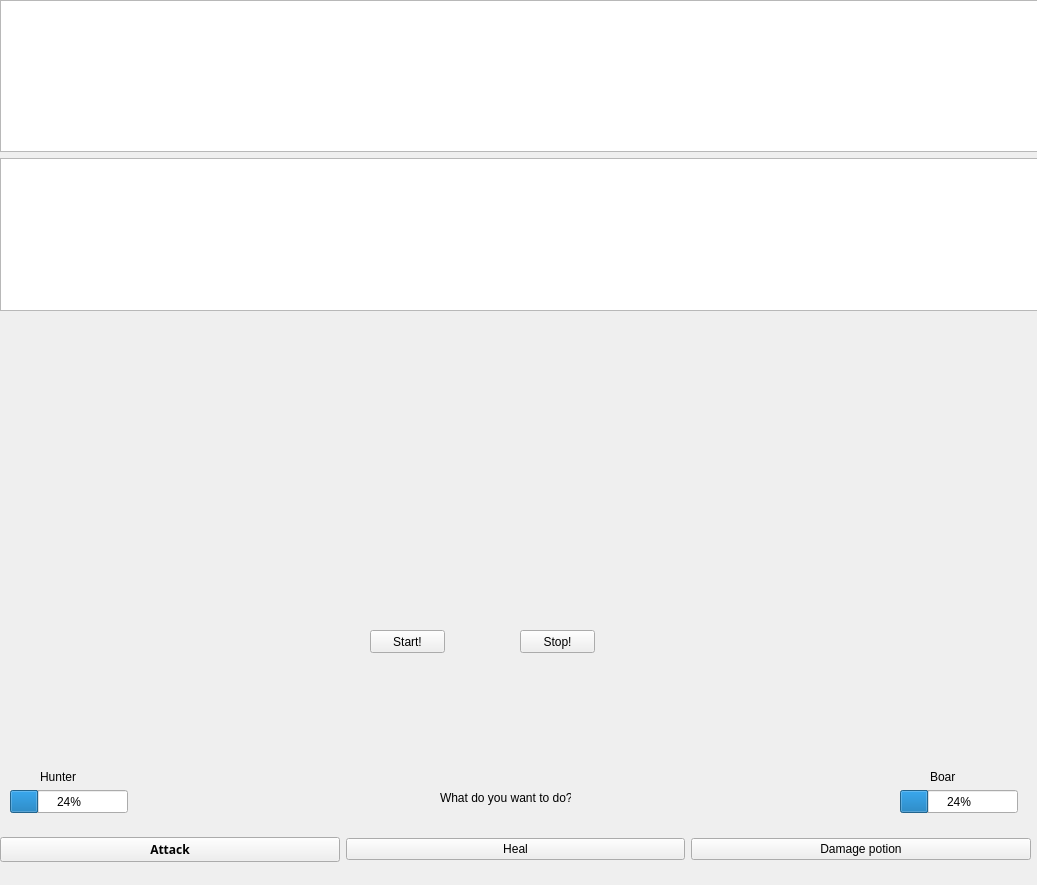
Qt form Game/HunterVsBoar.ui (davidrichard310501/Side-project-Game) before a commit.
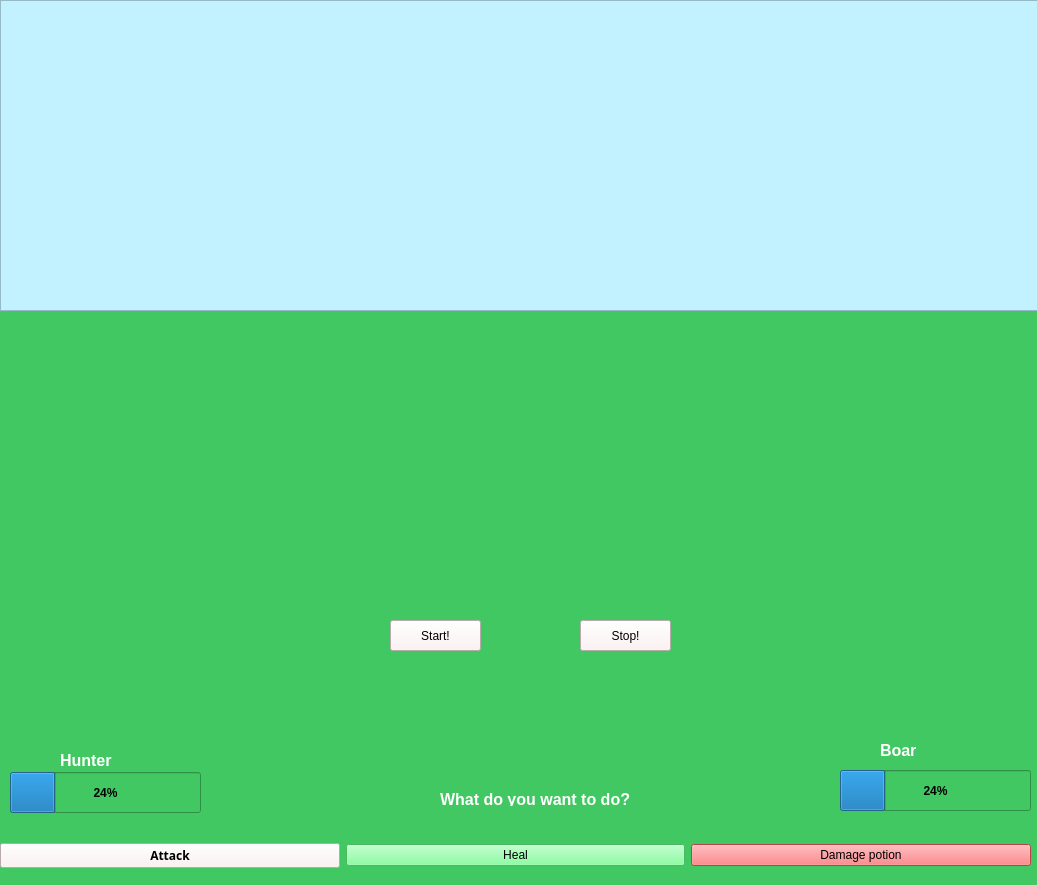
The same form after that commit. Icons and pictures are not drawn.

What changed in the file:
```diff
--- a/Game/HunterVsBoar.ui
+++ b/Game/HunterVsBoar.ui
@@ -10,16 +10,110 @@
     <height>885</height>
    </rect>
   </property>
+  <property name="palette">
+   <palette>
+    <active>
+     <colorrole role="Button">
+      <brush brushstyle="SolidPattern">
+       <color alpha="255">
+        <red>66</red>
+        <green>200</green>
+        <blue>98</blue>
+       </color>
+      </brush>
+     </colorrole>
+     <colorrole role="Base">
+      <brush brushstyle="SolidPattern">
+       <color alpha="255">
+        <red>66</red>
+        <green>200</green>
+        <blue>98</blue>
+       </color>
+      </brush>
+     </colorrole>
+     <colorrole role="Window">
+      <brush brushstyle="SolidPattern">
+       <color alpha="255">
+        <red>66</red>
+        <green>200</green>
+        <blue>98</blue>
+       </color>
+      </brush>
+     </colorrole>
+    </active>
+    <inactive>
+     <colorrole role="Button">
+      <brush brushstyle="SolidPattern">
+       <color alpha="255">
+        <red>66</red>
+        <green>200</green>
+        <blue>98</blue>
+       </color>
+      </brush>
+     </colorrole>
+     <colorrole role="Base">
+      <brush brushstyle="SolidPattern">
+       <color alpha="255">
+        <red>66</red>
+        <green>200</green>
+        <blue>98</blue>
+       </color>
+      </brush>
+     </colorrole>
+     <colorrole role="Window">
+      <brush brushstyle="SolidPattern">
+       <color alpha="255">
+        <red>66</red>
+        <green>200</green>
+        <blue>98</blue>
+       </color>
+      </brush>
+     </colorrole>
+    </inactive>
+    <disabled>
+     <colorrole role="Button">
+      <brush brushstyle="SolidPattern">
+       <color alpha="255">
+        <red>66</red>
+        <green>200</green>
+        <blue>98</blue>
+       </color>
+      </brush>
+     </colorrole>
+     <colorrole role="Base">
+      <brush brushstyle="SolidPattern">
+       <color alpha="255">
+        <red>66</red>
+        <green>200</green>
+        <blue>98</blue>
+       </color>
+      </brush>
+     </colorrole>
+     <colorrole role="Window">
+      <brush brushstyle="SolidPattern">
+       <color alpha="255">
+        <red>66</red>
+        <green>200</green>
+        <blue>98</blue>
+       </color>
+      </brush>
+     </colorrole>
+    </disabled>
+   </palette>
+  </property>
   <property name="windowTitle">
    <string>Hunter vs Boar</string>
   </property>
+  <property name="styleSheet">
+   <string notr="true">background-color: rgb(66, 200, 98)</string>
+  </property>
   <widget class="QWidget" name="horizontalLayoutWidget">
    <property name="geometry">
     <rect>
      <x>0</x>
      <y>819</y>
      <width>1031</width>
-     <height>61</height>
+     <height>73</height>
     </rect>
    </property>
    <layout class="QHBoxLayout" name="horizontalLayout">
@@ -32,6 +126,9 @@
         <bold>true</bold>
        </font>
       </property>
+      <property name="styleSheet">
+       <string notr="true">background-color: rgb(255, 238, 239)</string>
+      </property>
       <property name="text">
        <string>Attack</string>
       </property>
@@ -39,6 +136,100 @@
     </item>
     <item>
      <widget class="QPushButton" name="heal_btn">
+      <property name="palette">
+       <palette>
+        <active>
+         <colorrole role="Button">
+          <brush brushstyle="SolidPattern">
+           <color alpha="255">
+            <red>107</red>
+            <green>255</green>
+            <blue>137</blue>
+           </color>
+          </brush>
+         </colorrole>
+         <colorrole role="Base">
+          <brush brushstyle="SolidPattern">
+           <color alpha="255">
+            <red>107</red>
+            <green>255</green>
+            <blue>137</blue>
+           </color>
+          </brush>
+         </colorrole>
+         <colorrole role="Window">
+          <brush brushstyle="SolidPattern">
+           <color alpha="255">
+            <red>107</red>
+            <green>255</green>
+            <blue>137</blue>
+           </color>
+          </brush>
+         </colorrole>
+        </active>
+        <inactive>
+         <colorrole role="Button">
+          <brush brushstyle="SolidPattern">
+           <color alpha="255">
+            <red>107</red>
+            <green>255</green>
+            <blue>137</blue>
+           </color>
+          </brush>
+         </colorrole>
+         <colorrole role="Base">
+          <brush brushstyle="SolidPattern">
+           <color alpha="255">
+            <red>107</red>
+            <green>255</green>
+            <blue>137</blue>
+           </color>
+          </brush>
+         </colorrole>
+         <colorrole role="Window">
+          <brush brushstyle="SolidPattern">
+           <color alpha="255">
+            <red>107</red>
+            <green>255</green>
+            <blue>137</blue>
+           </color>
+          </brush>
+         </colorrole>
+        </inactive>
+        <disabled>
+         <colorrole role="Button">
+          <brush brushstyle="SolidPattern">
+           <color alpha="255">
+            <red>107</red>
+            <green>255</green>
+            <blue>137</blue>
+           </color>
+          </brush>
+         </colorrole>
+         <colorrole role="Base">
+          <brush brushstyle="SolidPattern">
+           <color alpha="255">
+            <red>107</red>
+            <green>255</green>
+            <blue>137</blue>
+           </color>
+          </brush>
+         </colorrole>
+         <colorrole role="Window">
+          <brush brushstyle="SolidPattern">
+           <color alpha="255">
+            <red>107</red>
+            <green>255</green>
+            <blue>137</blue>
+           </color>
+          </brush>
+         </colorrole>
+        </disabled>
+       </palette>
+      </property>
+      <property name="styleSheet">
+       <string notr="true">background-color: rgb(107, 255, 137)</string>
+      </property>
       <property name="text">
        <string>Heal</string>
       </property>
@@ -49,6 +240,9 @@
     </item>
     <item>
      <widget class="QPushButton" name="dmg_btn">
+      <property name="styleSheet">
+       <string notr="true">background-color: rgb(255, 93, 96)</string>
+      </property>
       <property name="text">
        <string>Damage potion</string>
       </property>
@@ -67,10 +261,19 @@
    </property>
    <layout class="QVBoxLayout" name="verticalLayout">
     <item>
-     <widget class="QTextBrowser" name="textBrowser_2"/>
-    </item>
-    <item>
-     <widget class="QTextBrowser" name="textBrowser_1"/>
+     <widget class="QTextBrowser" name="textBrowser">
+      <property name="styleSheet">
+       <string notr="true">background-color: rgb(194, 241, 255)
+</string>
+      </property>
+      <property name="html">
+       <string>&lt;!DOCTYPE HTML PUBLIC &quot;-//W3C//DTD HTML 4.0//EN&quot; &quot;http://www.w3.org/TR/REC-html40/strict.dtd&quot;&gt;
+&lt;html&gt;&lt;head&gt;&lt;meta name=&quot;qrichtext&quot; content=&quot;1&quot; /&gt;&lt;style type=&quot;text/css&quot;&gt;
+p, li { white-space: pre-wrap; }
+&lt;/style&gt;&lt;/head&gt;&lt;body style=&quot; font-family:'MS Shell Dlg 2'; font-size:8.25pt; font-weight:400; font-style:normal;&quot;&gt;
+&lt;p style=&quot;-qt-paragraph-type:empty; margin-top:0px; margin-bottom:0px; margin-left:0px; margin-right:0px; -qt-block-indent:0; text-indent:0px; font-size:12pt;&quot;&gt;&lt;br /&gt;&lt;/p&gt;&lt;/body&gt;&lt;/html&gt;</string>
+      </property>
+     </widget>
     </item>
    </layout>
   </widget>
@@ -79,23 +282,32 @@
     <rect>
      <x>440</x>
      <y>790</y>
-     <width>131</width>
+     <width>211</width>
      <height>16</height>
     </rect>
    </property>
+   <property name="styleSheet">
+    <string notr="true">background-color: none</string>
+   </property>
    <property name="text">
-    <string>What do you want to do?</string>
+    <string>&lt;html&gt;&lt;head/&gt;&lt;body&gt;&lt;p&gt;&lt;span style=&quot; font-size:12pt; font-weight:600; color:#ffffff;&quot;&gt;What do you want to do?&lt;/span&gt;&lt;/p&gt;&lt;/body&gt;&lt;/html&gt;</string>
    </property>
   </widget>
   <widget class="QProgressBar" name="hp_hunter">
    <property name="geometry">
     <rect>
      <x>10</x>
-     <y>790</y>
-     <width>118</width>
-     <height>23</height>
+     <y>772</y>
+     <width>191</width>
+     <height>41</height>
     </rect>
    </property>
+   <property name="font">
+    <font>
+     <weight>75</weight>
+     <bold>true</bold>
+    </font>
+   </property>
    <property name="value">
     <number>24</number>
    </property>
@@ -103,25 +315,35 @@
   <widget class="QLabel" name="label_2">
    <property name="geometry">
     <rect>
-     <x>40</x>
-     <y>770</y>
-     <width>47</width>
-     <height>13</height>
+     <x>60</x>
+     <y>750</y>
+     <width>61</width>
+     <height>21</height>
     </rect>
    </property>
+   <property name="styleSheet">
+    <string notr="true">background-color: none</string>
+   </property>
    <property name="text">
-    <string>Hunter</string>
+    <string>&lt;html&gt;&lt;head/&gt;&lt;body&gt;&lt;p&gt;&lt;span style=&quot; font-size:12pt; font-weight:600; color:#ffffff;&quot;&gt;Hunter&lt;/span&gt;&lt;/p&gt;&lt;/body&gt;&lt;/html&gt;</string>
    </property>
   </widget>
   <widget class="QProgressBar" name="hp_boar">
    <property name="geometry">
     <rect>
-     <x>900</x>
-     <y>790</y>
-     <width>118</width>
-     <height>23</height>
+     <x>840</x>
+     <y>770</y>
+     <width>191</width>
+     <height>41</height>
     </rect>
    </property>
+   <property name="font">
+    <font>
+     <weight>75</weight>
+     <italic>false</italic>
+     <bold>true</bold>
+    </font>
+   </property>
    <property name="value">
     <number>24</number>
    </property>
@@ -129,25 +351,31 @@
   <widget class="QLabel" name="label_3">
    <property name="geometry">
     <rect>
-     <x>930</x>
-     <y>770</y>
+     <x>880</x>
+     <y>740</y>
      <width>47</width>
-     <height>13</height>
+     <height>21</height>
     </rect>
    </property>
+   <property name="styleSheet">
+    <string notr="true">background-color: none</string>
+   </property>
    <property name="text">
-    <string>Boar</string>
+    <string>&lt;html&gt;&lt;head/&gt;&lt;body&gt;&lt;p&gt;&lt;span style=&quot; font-size:12pt; font-weight:600; color:#ffffff;&quot;&gt;Boar&lt;/span&gt;&lt;/p&gt;&lt;/body&gt;&lt;/html&gt;</string>
    </property>
   </widget>
   <widget class="QPushButton" name="start_btn">
    <property name="geometry">
     <rect>
-     <x>370</x>
-     <y>630</y>
-     <width>75</width>
-     <height>23</height>
+     <x>390</x>
+     <y>620</y>
+     <width>91</width>
+     <height>31</height>
     </rect>
    </property>
+   <property name="styleSheet">
+    <string notr="true">background-color : rgb(255, 238, 239)</string>
+   </property>
    <property name="text">
     <string>Start!</string>
    </property>
@@ -155,16 +383,36 @@
   <widget class="QPushButton" name="stop_btn">
    <property name="geometry">
     <rect>
-     <x>520</x>
-     <y>630</y>
-     <width>75</width>
-     <height>23</height>
+     <x>580</x>
+     <y>620</y>
+     <width>91</width>
+     <height>31</height>
     </rect>
    </property>
+   <property name="styleSheet">
+    <string notr="true">background-color : rgb(255, 238, 239)</string>
+   </property>
    <property name="text">
     <string>Stop!</string>
    </property>
   </widget>
+  <widget class="QLabel" name="label_4">
+   <property name="geometry">
+    <rect>
+     <x>290</x>
+     <y>340</y>
+     <width>481</width>
+     <height>261</height>
+    </rect>
+   </property>
+   <property name="styleSheet">
+    <string notr="true">background: url(:/BackgroundImg/BackgroundImage.gif);
+background-repeat: no-repeat;</string>
+   </property>
+   <property name="text">
+    <string/>
+   </property>
+  </widget>
  </widget>
  <resources/>
  <connections/>
```
Left out of the diff: 4 changed lines with no effect on the pictures.
